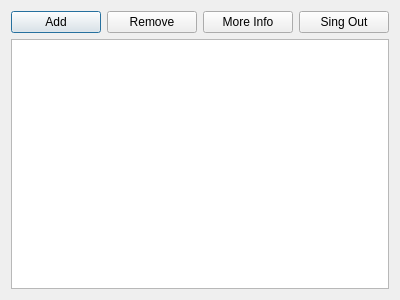
First picture: the form in PhoneBook/menu.ui, repository quartie-gif/Cpp, before the edit.
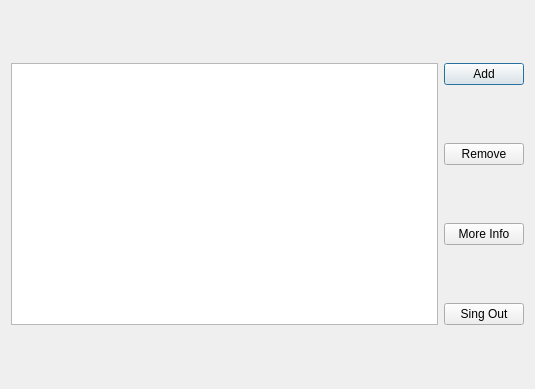
Second picture: the form after the edit.

The edit to the form file:
```diff
--- a/PhoneBook/menu.ui
+++ b/PhoneBook/menu.ui
@@ -6,48 +6,44 @@
    <rect>
     <x>0</x>
     <y>0</y>
-    <width>400</width>
-    <height>300</height>
+    <width>535</width>
+    <height>389</height>
    </rect>
   </property>
   <property name="windowTitle">
    <string>Dialog</string>
   </property>
   <layout class="QGridLayout" name="gridLayout">
-   <item row="1" column="0">
-    <widget class="QListWidget" name="listWidget"/>
+   <item row="0" column="0" rowspan="4">
+    <widget class="QTableView" name="tableView"/>
    </item>
-   <item row="0" column="0">
-    <layout class="QHBoxLayout" name="horizontalLayout">
-     <item>
+   <item row="0" column="1">
       <widget class="QPushButton" name="add_pushButton">
        <property name="text">
         <string>Add</string>
        </property>
       </widget>
      </item>
-     <item>
+   <item row="1" column="1">
       <widget class="QPushButton" name="remove_pushButton">
        <property name="text">
         <string>Remove</string>
        </property>
       </widget>
      </item>
-     <item>
+   <item row="2" column="1">
       <widget class="QPushButton" name="moreInfo_pushButton">
        <property name="text">
         <string>More Info</string>
        </property>
       </widget>
      </item>
-     <item>
+   <item row="3" column="1">
       <widget class="QPushButton" name="singOut_pushButton">
        <property name="text">
         <string>Sing Out</string>
        </property>
       </widget>
-     </item>
-    </layout>
    </item>
   </layout>
  </widget>
```
Lines whose indentation alone changed are shown as unchanged.
